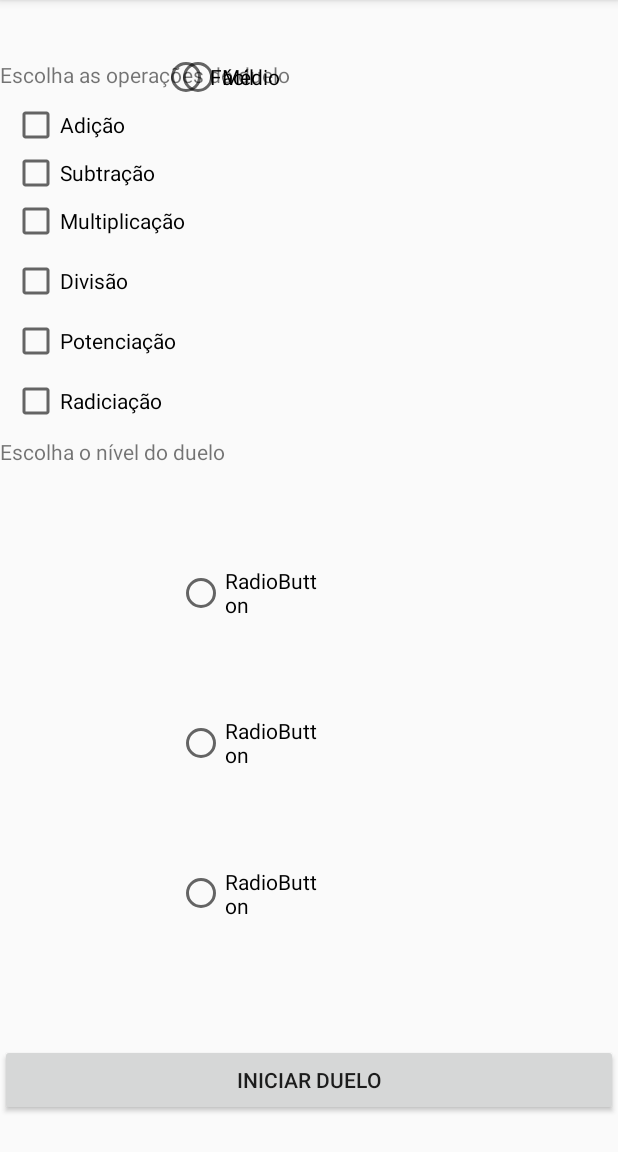
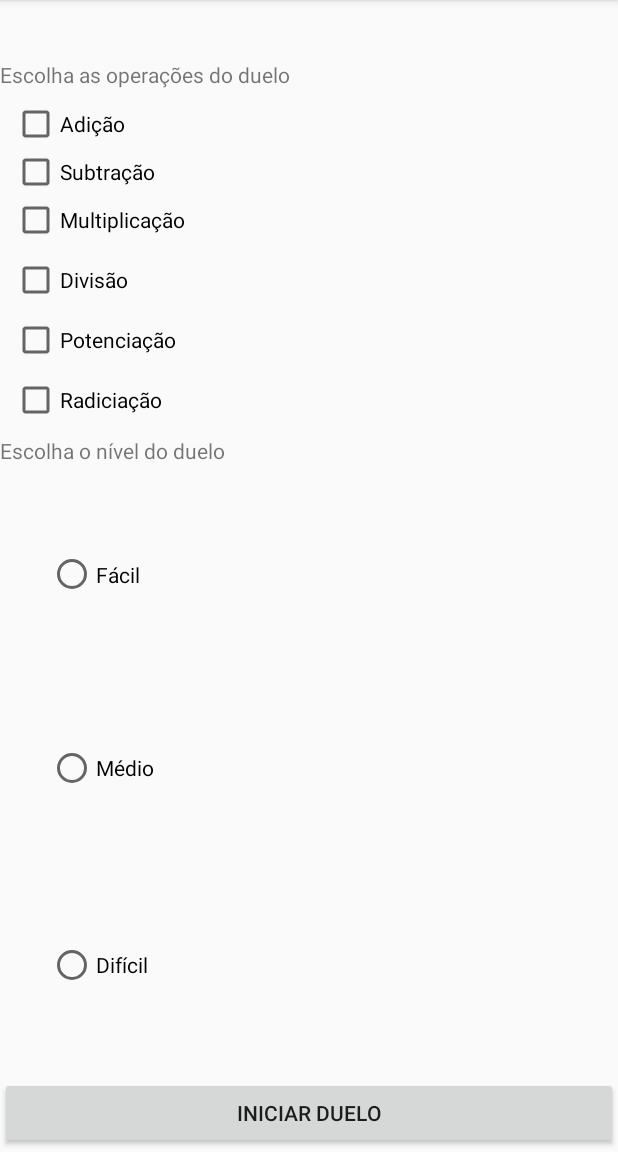
Before and after one commit to marcos-albuquerque/OperMath, an Android app: the SecondActivity screen opened directly, with no data from a screen before it, on a phone screen of 412 x 824 dp, the part 84-1236 px from its top. Run offline under Robolectric (Android 15) with nearby library versions, the phone set to English and light mode, and no system bars.

Commit message:
abertura da tela de duelo

```diff
--- a/app/src/main/AndroidManifest.xml
+++ b/app/src/main/AndroidManifest.xml
@@ -9,7 +9,8 @@
         android:roundIcon="@mipmap/ic_launcher_round"
         android:supportsRtl="true"
         android:theme="@style/AppTheme">
-        <activity android:name=".RadiActivity"></activity>
+        <activity android:name=".DueloActivity"></activity>
+        <activity android:name=".RadiActivity" />
         <activity android:name=".PoteActivity" />
         <activity android:name=".DiviActivity" />
         <activity android:name=".MultActivity" />
--- /dev/null
+++ b/app/src/main/java/com/example/opermath/DueloActivity.java
@@ -0,0 +1,13 @@
+package com.example.opermath;
+
+import android.support.v7.app.AppCompatActivity;
+import android.os.Bundle;
+
+public class DueloActivity extends AppCompatActivity {
+
+    @Override
+    protected void onCreate(Bundle savedInstanceState) {
+        super.onCreate(savedInstanceState);
+        setContentView(R.layout.activity_duelo);
+    }
+}
--- a/app/src/main/java/com/example/opermath/SecondActivity.java
+++ b/app/src/main/java/com/example/opermath/SecondActivity.java
@@ -1,22 +1,39 @@
 package com.example.opermath;
 
+import android.content.Intent;
+import android.os.Bundle;
 import android.support.v7.app.AppCompatActivity;
-import android.os.Bundle;
 import android.view.View;
-import android.widget.CompoundButton;
+import android.widget.Button;
+import android.widget.CheckBox;
+import android.widget.RadioButton;
 import android.widget.RadioGroup;
-import android.widget.TextView;
-
-import java.util.Random;
+import android.widget.Toast;
 
 public class SecondActivity extends AppCompatActivity {
 
     // private TextView primeiroTextView;
     // private TextView segundoTextView;
+
+
     @Override
     protected void onCreate(Bundle savedInstanceState) {
+
         super.onCreate(savedInstanceState);
         setContentView(R.layout.activity_second);
+
+        final RadioGroup radioGroup = findViewById(R.id.radioGroup);
+        final CheckBox adicao = findViewById(R.id.checkBoxAdicao);
+        final CheckBox subtracao = findViewById(R.id.checkBoxSubtracao);
+        final CheckBox multiplicacao = findViewById(R.id.checkBoxMultiplicacao);
+        final CheckBox divisao = findViewById(R.id.checkBoxDivisao);
+        final CheckBox potenciacao = findViewById(R.id.checkBoxPotenciacao);
+        final CheckBox radiciacao = findViewById(R.id.checkBoxRadiciacao);
+        final Button buttonDuelar = findViewById(R.id.buttonDuelar);
+        final RadioButton facil = findViewById(R.id.radioButtonFacil);
+        final RadioButton medio = findViewById(R.id.radioButtonMedio);
+        final RadioButton dificil = findViewById(R.id.radioButtonDificil);
+        final Button duelar = findViewById(R.id.buttonDuelar);
 
       /*  primeiroTextView = (TextView) findViewById(R.id.textView);
         Random aleatorio1 = new Random ();
@@ -30,11 +47,87 @@ public class SecondActivity extends AppCompatActivity {
 
         segundoTextView.setText(v2+""); */
 
+        buttonDuelar.setOnClickListener(
+                new View.OnClickListener() {
+                    @Override
+                    public void onClick(View v) {
 
-        RadioGroup radioGroup;
+                        if ((adicao.isChecked() || subtracao.isChecked() ||
+                                multiplicacao.isChecked() || divisao.isChecked() ||
+                                potenciacao.isChecked() || radiciacao.isChecked()) && (facil.isChecked() || medio.isChecked()
+                                || dificil.isChecked()))
+                        {
+                            //Toast.makeText(getApplicationContext(), "Que o duelo comece!", Toast.LENGTH_LONG).show();
+                            Intent intent = new Intent( SecondActivity.this, DueloActivity.class);
+                            startActivity(intent);
+                        }
+                        else {
+                            Toast.makeText(getApplicationContext(), "Selecione pelo menos uma operação.", Toast.LENGTH_LONG).show();
+                        }
+                    }
+                }
+        );
 
-        radioGroup = findViewById(R.id.radioGroup);
+        //Toast.makeText(getApplicationContext(), "Selecione pelo menos uma operação." + adicao.isChecked(), Toast.LENGTH_LONG).show();
 
 
+        if (adicao.isSelected() || subtracao.isSelected() || multiplicacao.isSelected() ||
+                divisao.isSelected() || potenciacao.isSelected() || radiciacao.isSelected()) {
+            buttonDuelar.setOnClickListener(
+                    new View.OnClickListener() {
+                        @Override
+                        public void onClick(View v) {
+
+                            Intent intent = new Intent(SecondActivity.this, DueloActivity.class);
+                            startActivity(intent);
+
+                        }
+                    }
+            );
+        }
     }
+
+
+      /*  buttonDuelar.setOnClickListener(
+                new View.OnClickListener() {
+                    @Override
+                    public void onClick(View v) {
+                        abrirTelaDuelo();
+                        if ((adicao.isSelected() || subtracao.isSelected() ||
+                                multiplicacao.isSelected() || divisao.isSelected() ||
+                                potenciacao.isSelected() || radiciacao.isSelected()) && (facil.isSelected() || medio.isSelected()
+                                || dificil.isSelected()))
+                        {
+                            buttonDuelar.setOnClickListener(
+                                    new View.OnClickListener() {
+                                        @Override
+                                        public void onClick(View v) {
+                                            Intent intent = new Intent( SecondActivity.this, DueloActivity.class);
+                                            startActivity(intent);
+                                        }
+                                    }
+                            );
+                        }
+
+                        //Intent intent = new Intent(MainActivity.this, SecondActivity.class);
+                        //startActivity(intent);
+                    }
+                }
+
+
+   }*/
+/*
+    private void abrirTelaDuelo ()
+   {
+        if (adicao.isSelected() || subtracao.isSelected() ||
+                multiplicacao.isSelected() || divisao.isSelected() ||
+                potenciacao.isSelected() || radiciacao.isSelected()) {
+
+        }
+        else {
+            Toast.makeText(getApplicationContext(), "Selecione pelo menos uma operação.", Toast.LENGTH_LONG).show();
+        }
+
 }
+*/
+}
--- /dev/null
+++ b/app/src/main/res/layout/activity_duelo.xml
@@ -0,0 +1,9 @@
+<?xml version="1.0" encoding="utf-8"?>
+<android.support.constraint.ConstraintLayout xmlns:android="http://schemas.android.com/apk/res/android"
+    xmlns:app="http://schemas.android.com/apk/res-auto"
+    xmlns:tools="http://schemas.android.com/tools"
+    android:layout_width="match_parent"
+    android:layout_height="match_parent"
+    tools:context=".DueloActivity">
+
+</android.support.constraint.ConstraintLayout>
--- a/app/src/main/res/layout/activity_second.xml
+++ b/app/src/main/res/layout/activity_second.xml
@@ -7,22 +7,21 @@
     tools:context=".SecondActivity">
 
     <CheckBox
-        android:id="@+id/checkBox7"
+        android:id="@+id/checkBoxAdicao"
         android:layout_width="0dp"
         android:layout_height="wrap_content"
         android:layout_marginStart="8dp"
         android:layout_marginLeft="8dp"
-        android:layout_marginTop="8dp"
         android:layout_marginEnd="8dp"
         android:layout_marginRight="8dp"
         android:text="Adição"
+        app:layout_constraintBottom_toTopOf="@+id/checkBoxSubtracao"
         app:layout_constraintEnd_toEndOf="parent"
-        app:layout_constraintHorizontal_bias="0.0"
         app:layout_constraintStart_toStartOf="parent"
         app:layout_constraintTop_toBottomOf="@+id/textView" />
 
     <CheckBox
-        android:id="@+id/checkBox9"
+        android:id="@+id/checkBoxSubtracao"
         android:layout_width="0dp"
         android:layout_height="wrap_content"
         android:layout_marginStart="8dp"
@@ -30,87 +29,91 @@
         android:layout_marginEnd="8dp"
         android:layout_marginRight="8dp"
         android:text="Subtração"
+        app:layout_constraintBottom_toTopOf="@+id/checkBoxMultiplicacao"
         app:layout_constraintEnd_toEndOf="parent"
         app:layout_constraintStart_toStartOf="parent"
-        app:layout_constraintTop_toBottomOf="@+id/checkBox7" />
+        app:layout_constraintTop_toBottomOf="@+id/checkBoxAdicao" />
 
     <CheckBox
-        android:id="@+id/checkBox10"
+        android:id="@+id/checkBoxMultiplicacao"
         android:layout_width="0dp"
         android:layout_height="wrap_content"
         android:layout_marginStart="8dp"
         android:layout_marginLeft="8dp"
         android:layout_marginEnd="8dp"
         android:layout_marginRight="8dp"
+        android:layout_marginBottom="8dp"
         android:text="Multiplicação"
+        app:layout_constraintBottom_toTopOf="@+id/checkBoxDivisao"
         app:layout_constraintEnd_toEndOf="parent"
-        app:layout_constraintHorizontal_bias="0.0"
         app:layout_constraintStart_toStartOf="parent"
-        app:layout_constraintTop_toBottomOf="@+id/checkBox9" />
+        app:layout_constraintTop_toBottomOf="@+id/checkBoxSubtracao" />
 
     <CheckBox
-        android:id="@+id/checkBox11"
+        android:id="@+id/checkBoxDivisao"
         android:layout_width="0dp"
         android:layout_height="wrap_content"
         android:layout_marginStart="8dp"
         android:layout_marginLeft="8dp"
-        android:layout_marginTop="8dp"
         android:layout_marginEnd="8dp"
         android:layout_marginRight="8dp"
+        android:layout_marginBottom="8dp"
         android:text="Divisão"
+        app:layout_constraintBottom_toTopOf="@+id/checkBoxPotenciacao"
         app:layout_constraintEnd_toEndOf="parent"
         app:layout_constraintStart_toStartOf="parent"
-        app:layout_constraintTop_toBottomOf="@+id/checkBox10" />
+        app:layout_constraintTop_toBottomOf="@+id/checkBoxMultiplicacao" />
 
     <CheckBox
-        android:id="@+id/checkBox12"
+        android:id="@+id/checkBoxPotenciacao"
         android:layout_width="0dp"
         android:layout_height="wrap_content"
         android:layout_marginStart="8dp"
         android:layout_marginLeft="8dp"
-        android:layout_marginTop="8dp"
         android:layout_marginEnd="8dp"
         android:layout_marginRight="8dp"
+        android:layout_marginBottom="8dp"
         android:text="Potenciação"
+        app:layout_constraintBottom_toTopOf="@+id/checkBoxRadiciacao"
         app:layout_constraintEnd_toEndOf="parent"
         app:layout_constraintStart_toStartOf="parent"
-        app:layout_constraintTop_toBottomOf="@+id/checkBox11" />
+        app:layout_constraintTop_toBottomOf="@+id/checkBoxDivisao" />
 
     <CheckBox
-        android:id="@+id/checkBox13"
+        android:id="@+id/checkBoxRadiciacao"
         android:layout_width="0dp"
         android:layout_height="wrap_content"
         android:layout_marginStart="8dp"
         android:layout_marginLeft="8dp"
-        android:layout_marginTop="8dp"
         android:layout_marginEnd="8dp"
         android:layout_marginRight="8dp"
+        android:layout_marginBottom="8dp"
         android:text="Radiciação"
+        app:layout_constraintBottom_toTopOf="@+id/textView2"
         app:layout_constraintEnd_toEndOf="parent"
         app:layout_constraintStart_toStartOf="parent"
-        app:layout_constraintTop_toBottomOf="@+id/checkBox12" />
+        app:layout_constraintTop_toBottomOf="@+id/checkBoxPotenciacao" />
 
     <Button
-        android:id="@+id/button10"
+        android:id="@+id/buttonDuelar"
         android:layout_width="0dp"
         android:layout_height="wrap_content"
-        android:layout_marginBottom="24dp"
+        android:layout_marginBottom="2dp"
         android:text="Iniciar Duelo"
         app:layout_constraintBottom_toBottomOf="parent"
         app:layout_constraintEnd_toEndOf="parent"
-        app:layout_constraintHorizontal_bias="0.0"
-        app:layout_constraintStart_toStartOf="parent" />
+        app:layout_constraintStart_toStartOf="parent"
+        app:layout_constraintTop_toBottomOf="@+id/radioGroup" />
 
     <TextView
         android:id="@+id/textView"
         android:layout_width="0dp"
         android:layout_height="wrap_content"
         android:layout_marginTop="40dp"
-        android:layout_marginBottom="286dp"
+        android:layout_marginBottom="7dp"
         android:text="Escolha as operações do duelo"
-        app:layout_constraintBottom_toTopOf="@+id/radioGroup2"
+        app:layout_constraintBottom_toTopOf="@+id/checkBoxAdicao"
         app:layout_constraintEnd_toEndOf="parent"
-        app:layout_constraintHorizontal_bias="1.0"
         app:layout_constraintStart_toStartOf="parent"
         app:layout_constraintTop_toTopOf="parent" />
 
@@ -118,71 +121,44 @@
         android:id="@+id/textView2"
         android:layout_width="0dp"
         android:layout_height="wrap_content"
-        android:layout_marginTop="8dp"
+        android:layout_marginBottom="10dp"
         android:text="Escolha o nível do duelo"
+        app:layout_constraintBottom_toTopOf="@+id/radioGroup"
         app:layout_constraintEnd_toEndOf="parent"
         app:layout_constraintStart_toStartOf="parent"
-        app:layout_constraintTop_toBottomOf="@+id/checkBox13" />
+        app:layout_constraintTop_toBottomOf="@+id/checkBoxRadiciacao" />
 
     <RadioGroup
         android:id="@+id/radioGroup"
-        android:layout_width="wrap_content"
-        android:layout_height="wrap_content"
-        android:layout_marginStart="118dp"
-        android:layout_marginLeft="118dp"
-        android:layout_marginTop="28dp"
-        app:layout_constraintStart_toStartOf="@+id/textView2"
-        app:layout_constraintTop_toBottomOf="@+id/textView2" />
-
-    <RadioButton
-        android:id="@+id/radioButton1"
-        android:layout_width="wrap_content"
-        android:layout_height="wrap_content"
-        android:layout_marginStart="108dp"
-        android:layout_marginLeft="108dp"
-        android:text="Fácil"
-        app:layout_constraintBaseline_toBaselineOf="@+id/radioButton2"
-        app:layout_constraintStart_toStartOf="@+id/textView" />
-
-    <RadioButton
-        android:id="@+id/radioButton2"
-        android:layout_width="wrap_content"
-        android:layout_height="wrap_content"
-        android:layout_marginStart="8dp"
-        android:layout_marginLeft="8dp"
-        android:text="Médio"
-        app:layout_constraintBottom_toTopOf="@+id/checkBox7"
-        app:layout_constraintStart_toStartOf="@+id/radioButton1" />
-
-    <RadioGroup
-        android:id="@+id/radioGroup2"
-        android:layout_width="94dp"
+        android:layout_width="152dp"
         android:layout_height="0dp"
-        android:layout_marginBottom="122dp"
-        app:layout_constraintBottom_toBottomOf="parent"
-        app:layout_constraintStart_toStartOf="@+id/radioGroup"
-        app:layout_constraintTop_toBottomOf="@+id/textView">
+        android:layout_marginStart="32dp"
+        android:layout_marginLeft="32dp"
+        android:layout_marginBottom="9dp"
+        app:layout_constraintBottom_toTopOf="@+id/buttonDuelar"
+        app:layout_constraintStart_toStartOf="@+id/buttonDuelar"
+        app:layout_constraintTop_toBottomOf="@+id/textView2">
 
         <RadioButton
-            android:id="@+id/radioButton3"
-            android:layout_width="wrap_content"
-            android:layout_height="wrap_content"
+            android:id="@+id/radioButtonFacil"
+            android:layout_width="134dp"
+            android:layout_height="0dp"
             android:layout_weight="1"
-            android:text="RadioButton" />
+            android:text="Fácil" />
 
         <RadioButton
-            android:id="@+id/radioButton4"
-            android:layout_width="wrap_content"
-            android:layout_height="wrap_content"
+            android:id="@+id/radioButtonMedio"
+            android:layout_width="135dp"
+            android:layout_height="5dp"
             android:layout_weight="1"
-            android:text="RadioButton" />
+            android:text="Médio" />
 
         <RadioButton
-            android:id="@+id/radioButton5"
-            android:layout_width="wrap_content"
-            android:layout_height="wrap_content"
+            android:id="@+id/radioButtonDificil"
+            android:layout_width="135dp"
+            android:layout_height="4dp"
             android:layout_weight="1"
-            android:text="RadioButton" />
+            android:text="Difícil" />
     </RadioGroup>
 
     />
```
